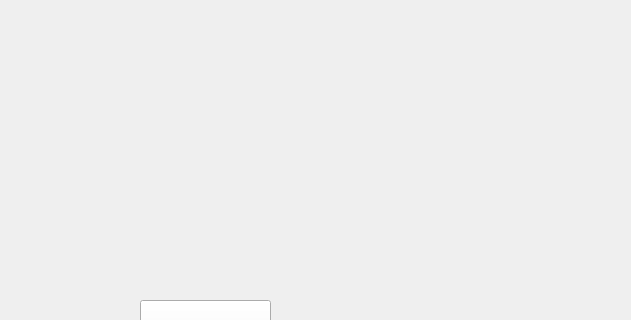
This is tuning.ui in RISWANAAAA/venturiphaco as Qt 5 draws it before an edit; both pictures show x 230 to 861 and y 0 to 320 of the 861 by 711 pixel window. The edited form follows.
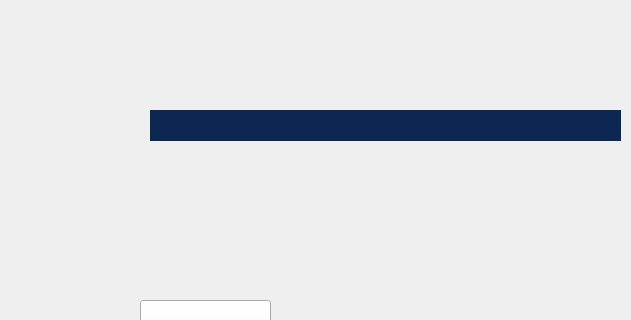
This is the edited form. Icons and pictures are not drawn.

Commit message: Tuning Screen iNanoPlusVP_V1.5.6@24-12-2024

The edit to the form file:
```diff
--- a/tuning.ui
+++ b/tuning.ui
@@ -162,6 +162,29 @@
     <string> Tuned</string>
    </property>
   </widget>
+  <widget class="QLabel" name="lblinfo">
+   <property name="geometry">
+    <rect>
+     <x>380</x>
+     <y>110</y>
+     <width>471</width>
+     <height>31</height>
+    </rect>
+   </property>
+   <property name="styleSheet">
+    <string notr="true">background-color: rgb(12, 40, 82);
+color:rgb(255,255,255);
+font:20pt;
+font:bold;
+</string>
+   </property>
+   <property name="text">
+    <string/>
+   </property>
+   <property name="alignment">
+    <set>Qt::AlignCenter</set>
+   </property>
+  </widget>
   <zorder>But_Tune</zorder>
   <zorder>But_Next</zorder>
   <zorder>But_value</zorder>
```
Left out of the diff: 1 changed line with no effect on the pictures. The commit also changes 50 other files.
